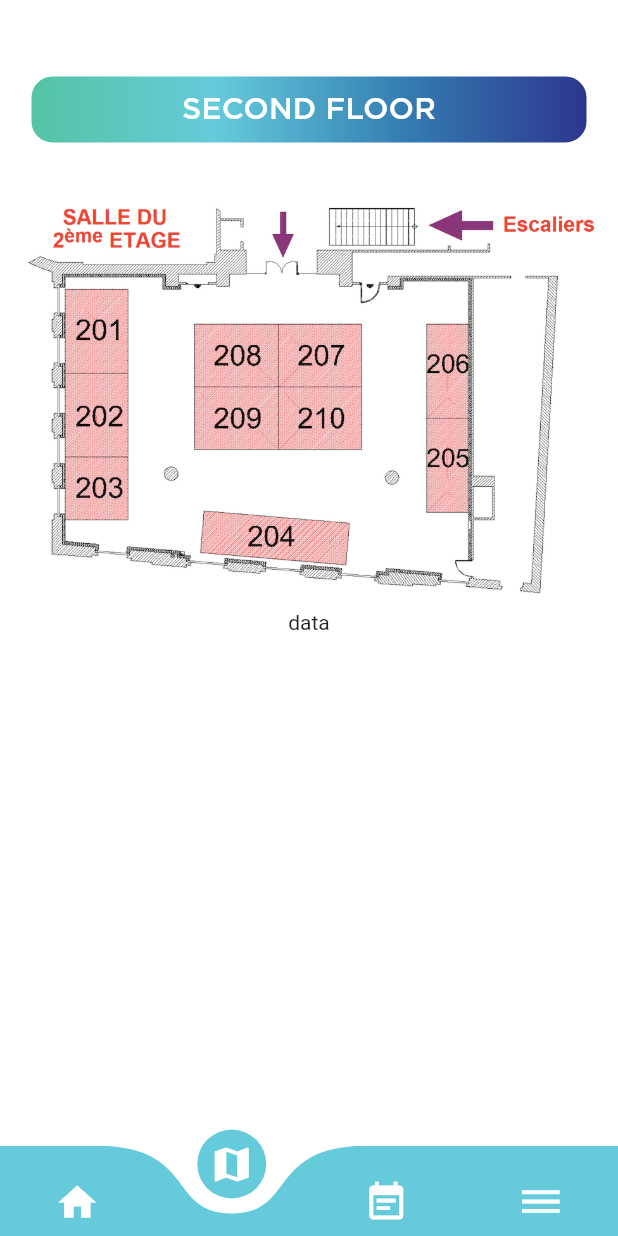
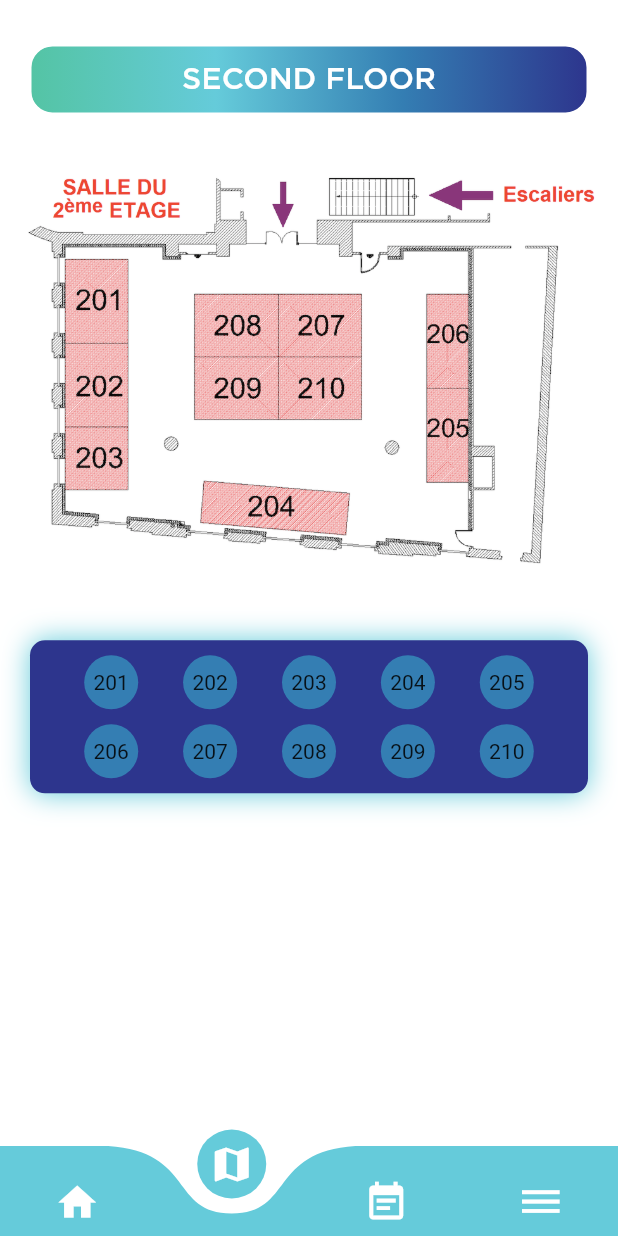
Before and after one commit to fouques1u/ForumHorizonChimie2020, a Flutter app: the screen it shows after launch, item 2 of the bottom bar chosen, on a phone screen of 412 x 824 dp. Run offline on Flutter 3.47's test engine with Material 2 defaults, Android fonts, the light colour scheme and no system bars; drawn by our look-alikes of curved_navigation_bar; our stand-ins replace font_awesome_flutter.

Commit message:
Added selection of stands for second floor. First try.

```diff
--- a/lib/screens/map_pages/first_floor.dart
+++ b/lib/screens/map_pages/first_floor.dart
@@ -8,10 +8,11 @@ class FirstFloorPage extends StatelessWidget {
   Widget build(BuildContext context) {
     return Container(
       color: Theme.of(context).primaryColor,
-      child: Column(
+      child: ListView(
+        scrollDirection: Axis.vertical,
         children: <Widget>[
           SizedBox(
-            height: 30,
+            height: 10,
           ),
           Container(
             width: double.infinity,
--- a/lib/screens/map_pages/search_firm.dart
+++ b/lib/screens/map_pages/search_firm.dart
@@ -8,10 +8,11 @@ class SearchFirmPage extends StatelessWidget {
   Widget build(BuildContext context) {
     return Container(
       color: Theme.of(context).primaryColor,
-      child: Column(
+      child: ListView(
+        scrollDirection: Axis.vertical,
         children: <Widget>[
           SizedBox(
-            height: 30,
+            height: 10,
           ),
           Container(
             width: double.infinity,
--- a/lib/screens/map_pages/second_floor.dart
+++ b/lib/screens/map_pages/second_floor.dart
@@ -1,17 +1,45 @@
 import 'package:flutter/material.dart';
-import 'package:forum_horizon_chimie/colors.dart';
 
+import '../../colors.dart';
 import '../../app_localizations.dart';
 
 class SecondFloorPage extends StatelessWidget {
+
+  Widget buildCircularButton(BuildContext context, String standNumber) {
+    return InkWell(
+          onTap: () {
+
+          },
+          child: Container(
+            alignment: Alignment.topLeft,
+            padding: EdgeInsets.all(10),
+            decoration: BoxDecoration(
+              shape: BoxShape.circle,
+              color: simpleBlueColor,
+            ),
+            child: Text(standNumber),
+          ),
+        );
+  }
+
+  Widget buildRow(BuildContext context, List<String> standNumbers) {
+    return Row(
+      mainAxisAlignment: MainAxisAlignment.spaceEvenly,
+      children: standNumbers.map((standNumber) {
+        return buildCircularButton(context, standNumber);
+      }).toList(),
+    );
+  }
+
   @override
   Widget build(BuildContext context) {
     return Container(
       color: Theme.of(context).primaryColor,
-      child: Column(
+      child: ListView(
+        scrollDirection: Axis.vertical,
         children: <Widget>[
           SizedBox(
-            height: 30,
+            height: 10,
           ),
           Container(
             width: double.infinity,
@@ -43,7 +71,29 @@ class SecondFloorPage extends StatelessWidget {
               "assets/images/plan_etage_2.png",
             ),
           ),
-          Text('data')
+          SizedBox(
+            height: 20,
+          ),
+          Container(
+              margin: EdgeInsets.all(20),
+              width: double.infinity,
+              padding: EdgeInsets.all(10),
+              decoration: BoxDecoration(
+                boxShadow: [
+                  BoxShadow(
+                      blurRadius: 15.0,
+                      spreadRadius: 0.0,
+                      color: lightBlueColor)
+                ],
+                shape: BoxShape.rectangle,
+                color: darkBlueColor,
+                borderRadius: BorderRadius.circular(10),
+              ),
+              child: Column(children: <Widget>[
+                buildRow(context, ['201', '202', '203', '204', '205',]),
+                SizedBox(height: 10,),
+                buildRow(context, ['206', '207', '208', '209', '210',])
+              ], )),
         ],
       ),
     );
--- a/lib/screens/map_pages/third_floor.dart
+++ b/lib/screens/map_pages/third_floor.dart
@@ -7,10 +7,11 @@ class ThirdFloorPage extends StatelessWidget {
   Widget build(BuildContext context) {
     return Container(
       color: Theme.of(context).primaryColor,
-      child: Column(
+      child: ListView(
+        scrollDirection: Axis.vertical,
         children: <Widget>[
           SizedBox(
-            height: 30,
+            height: 10,
           ),
           Container(
             width: double.infinity,
@@ -30,7 +31,12 @@ class ThirdFloorPage extends StatelessWidget {
               border: Border.all(color: Colors.white, width: 1.0),
             ),
             alignment: Alignment.center,
-            child: FittedBox(child: Text(AppLocalizations.of(context).translate('third_floor'), style: Theme.of(context).textTheme.subtitle,)),
+            child: FittedBox(
+              child: Text(
+                AppLocalizations.of(context).translate('third_floor'),
+                style: Theme.of(context).textTheme.subtitle,
+              ),
+            ),
           ),
         ],
       ),
```
